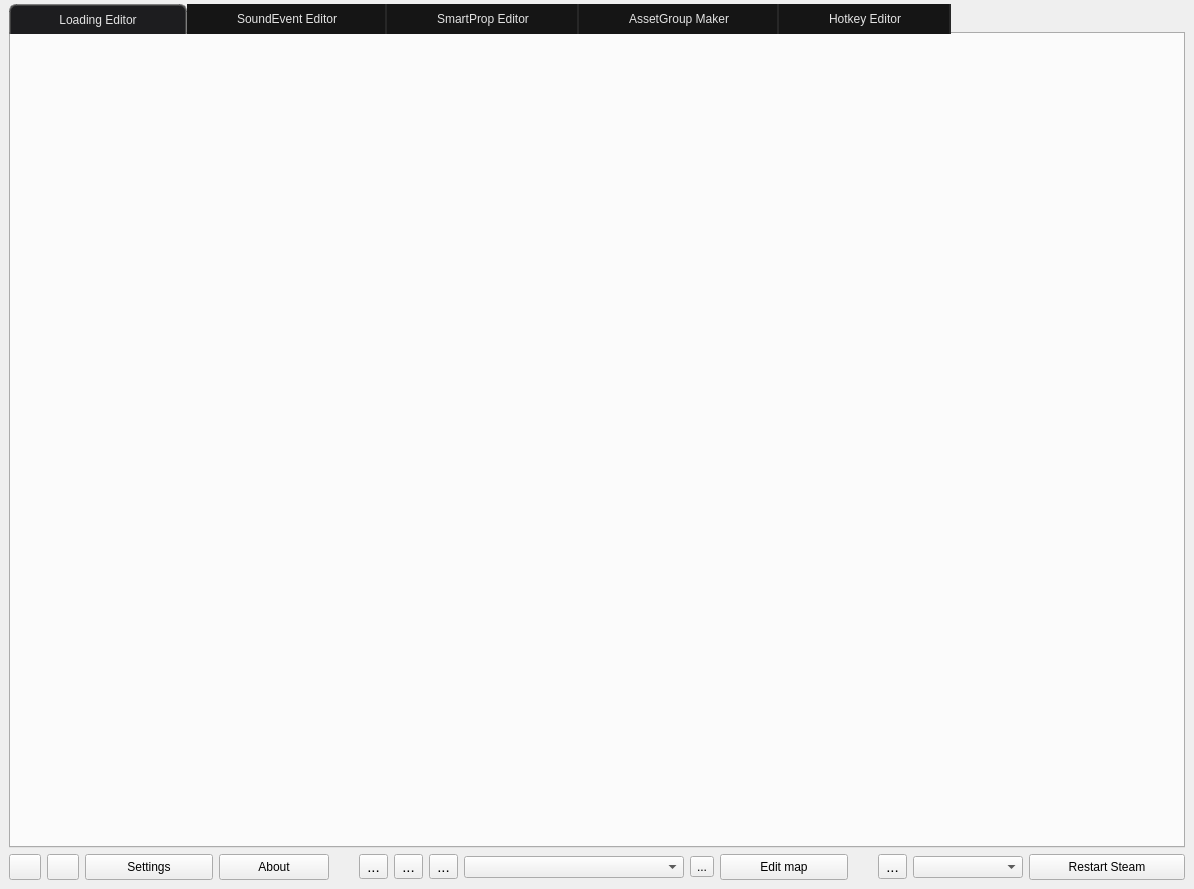
Before: the Qt Designer form src/main.ui in dertwist/Hammer5Tools, drawn with Qt 5.
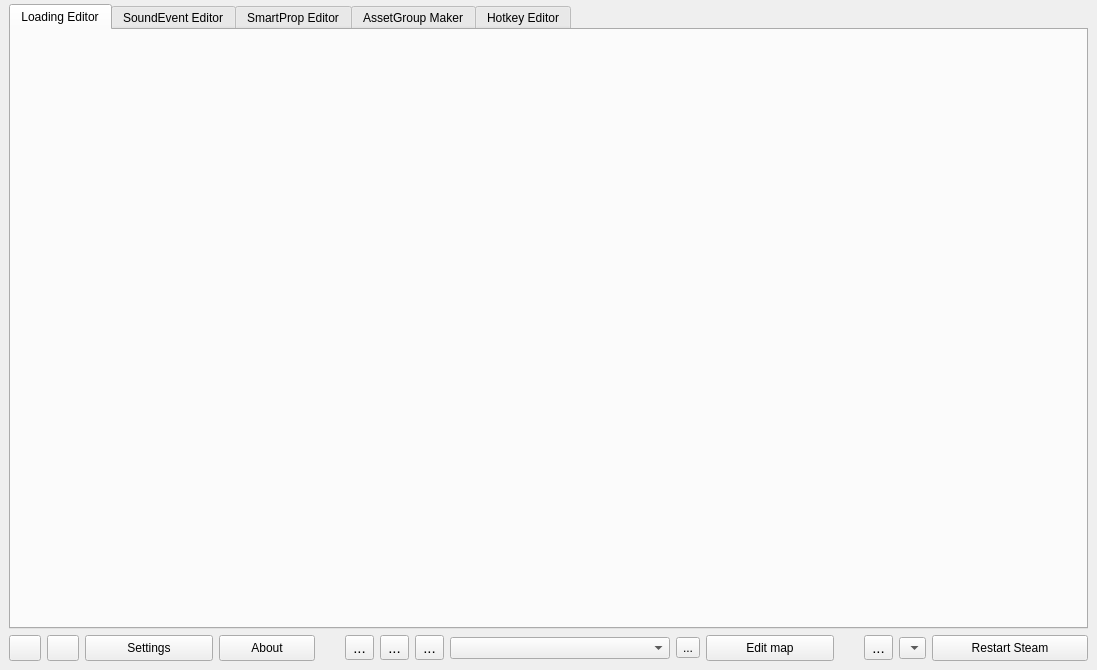
After: the same form once the commit is applied. The open tabs and pages were chosen to show the change. Icons and pictures are not drawn.

The edit to the form file:
```diff
--- a/src/main.ui
+++ b/src/main.ui
@@ -6,8 +6,8 @@
    <rect>
     <x>0</x>
     <y>0</y>
-    <width>1194</width>
-    <height>889</height>
+    <width>1097</width>
+    <height>670</height>
    </rect>
   </property>
   <property name="windowTitle">
@@ -27,6 +27,9 @@
    <set>QMainWindow::DockOption::AllowTabbedDocks|QMainWindow::DockOption::AnimatedDocks</set>
   </property>
   <widget class="QWidget" name="centralwidget">
+   <property name="styleSheet">
+    <string notr="true"/>
+   </property>
    <layout class="QVBoxLayout" name="verticalLayout">
     <property name="leftMargin">
      <number>9</number>
@@ -60,48 +63,7 @@
     border-color: #363639;
     background-color: #1d1d1f;
 }
-/* ========================================================== */
-QTabBar::tab {
-    background-color: #323232;
-    color: #9A9F91;
-    border-radius: 0px;
-    border-top-right-radius: 0px;
-    border-top-left-radius: 0px;
-    padding: 4px;
-    padding-left:48px;
-    padding-right: 48px;
-
-    border-top: 2px solid gray;
-    border-bottom: 0px solid black;
-
-    font: 700 10pt &quot;Segoe UI&quot;;
-    border-left: 2px solid darkgray;
-    border-top: 0px solid darkgray;
-    border-color: #151515;
-    border-right: 2px solid rgba(80, 80, 80, 80);
-
-
-
-    color: #E3E3E3;
-    background-color: #151515;
-
-}
-QTabBar::tab:selected {
-    border-radius: 0px;
-    border-top-right-radius: 7px;
-    border-top-left-radius: 7px;
-
-    border-top: 2px solid gray;
-    border-left: 2px solid gray;
-    border-right: 2px solid gray;
-    border-bottom: 0px solid black;
-
-    font: 700 10pt &quot;Segoe UI&quot;;
-    border-color: rgba(80, 80, 80, 180);
-    height:20px;
-    color: #E3E3E3;
-    background-color: #1d1d1f;
-}</string>
+</string>
       </property>
       <property name="currentIndex">
        <number>1</number>
```
Left out of the diff: 2 changed lines with no effect on the pictures.
